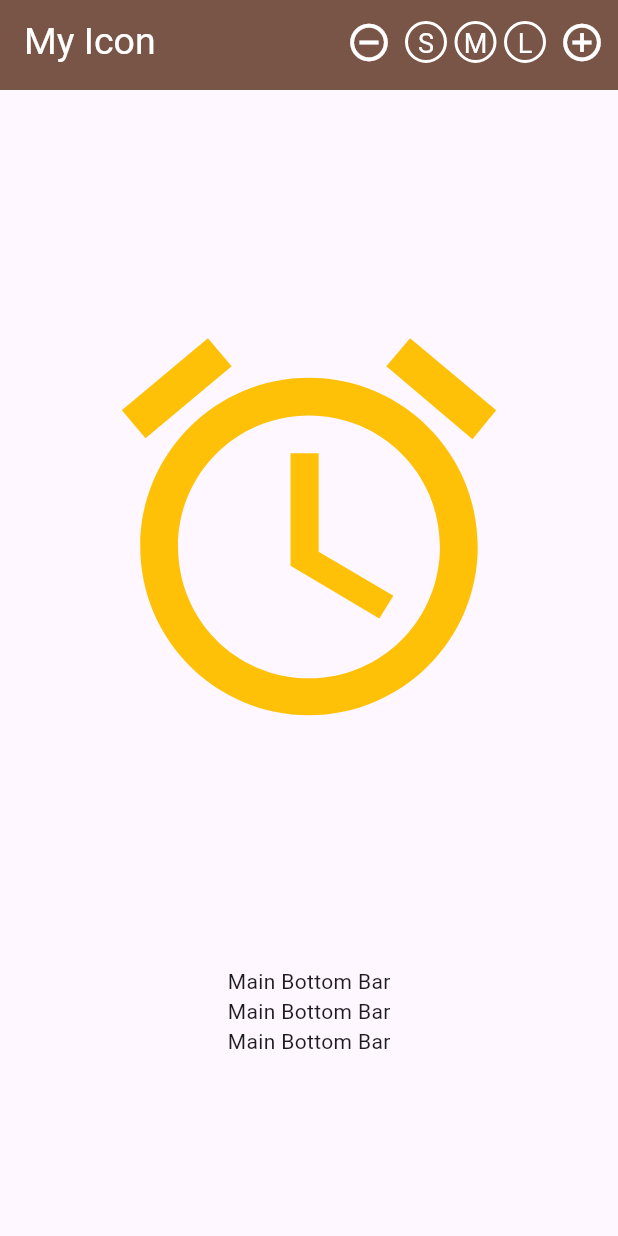
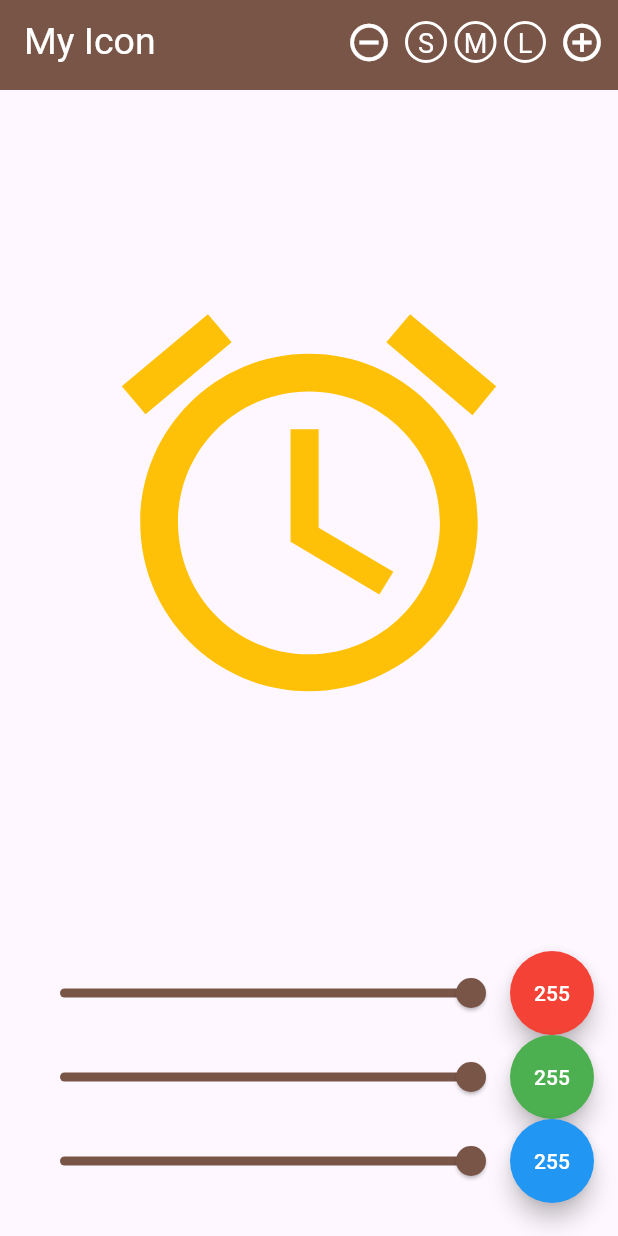
Before and after one commit to shiqing20/map_exercise_2, a Flutter app: the screen it shows after launch, on a phone screen of 412 x 824 dp. Run offline on Flutter 3.47's test engine with Material 3 defaults, Android fonts, the phone set to English and light mode, and no system bars.

Commit message:
Main Bottom Bar
Driver: ShiQing
Navigator: Crystal

```diff
--- a/lib/main_bottom_bar.dart
+++ b/lib/main_bottom_bar.dart
@@ -1,15 +1,133 @@
 import 'package:flutter/material.dart';
 
-class MainBottomBar extends StatelessWidget {
+class MainBottomBar extends StatefulWidget {
+  final ValueChanged<Color> onColorChange;
+  final bool allowChangePrimerColor;
+
+  const MainBottomBar({
+    required this.onColorChange,
+    required this.allowChangePrimerColor,
+    Key? key,
+  }) : super(key: key);
+
+  @override
+  _MainBottomBarState createState() => _MainBottomBarState();
+}
+
+class _MainBottomBarState extends State<MainBottomBar> {
+  double _red = 255;
+  double _green = 255;
+  double _blue = 255;
+
+  void _updateColor() {
+    widget.onColorChange(
+        Color.fromARGB(255, _red.toInt(), _green.toInt(), _blue.toInt()));
+  }
+
+  Widget _buildSliderWithText({
+    required String label,
+    required double value,
+    required Function(double) onChanged,
+    required VoidCallback onPrimerChange,
+    Color primerColor = Colors.red,
+  }) {
+    return widget.allowChangePrimerColor
+        ? Row(
+            children: [
+              Expanded(
+                child: Slider(
+                  value: value,
+                  min: 0,
+                  max: 255,
+                  divisions: 255,
+                  label: value.toInt().toString(),
+                  onChanged: (newValue) {
+                    onChanged(newValue);
+                    _updateColor();
+                  },
+                  activeColor: Colors.brown,
+                  inactiveColor: Colors.brown.withOpacity(0.3),
+                ),
+              ),
+              FloatingActionButton(
+                onPressed: onPrimerChange,
+                backgroundColor: primerColor,
+                shape: const CircleBorder(),
+                child: Text(
+                  value.toInt().toString(),
+                  style: const TextStyle(color: Colors.white),
+                ),
+              ),
+            ],
+          )
+        : Text(
+            '$label: ${value.toInt()}',
+            style: const TextStyle(fontSize: 16),
+          );
+  }
+
   @override
   Widget build(BuildContext context) {
-    return SizedBox(
-      height: 180.0,
-      child: Column(children: [
-        Text('Main Bottom Bar'),
-        Text('Main Bottom Bar'),
-        Text('Main Bottom Bar')
-      ]),
-    );
+    return Container(
+        padding: const EdgeInsets.all(16),
+        child: SizedBox(
+          height: 180.0,
+          child: Column(mainAxisAlignment: MainAxisAlignment.center, children: [
+            _buildSliderWithText(
+              label: 'Red',
+              value: _red,
+              onChanged: (newValue) {
+                setState(() {
+                  _red = newValue;
+                });
+              },
+              onPrimerChange: () {
+                setState(() {
+                  _red = 255;
+                  _green = 0;
+                  _blue = 0;
+                  _updateColor();
+                });
+              },
+              primerColor: Colors.red,
+            ),
+            _buildSliderWithText(
+              label: 'Green',
+              value: _green,
+              onChanged: (newValue) {
+                setState(() {
+                  _green = newValue;
+                });
+              },
+              onPrimerChange: () {
+                setState(() {
+                  _red = 0;
+                  _green = 255;
+                  _blue = 0;
+                  _updateColor();
+                });
+              },
+              primerColor: Colors.green,
+            ),
+            _buildSliderWithText(
+              label: 'Blue',
+              value: _blue,
+              onChanged: (newValue) {
+                setState(() {
+                  _blue = newValue;
+                });
+              },
+              onPrimerChange: () {
+                setState(() {
+                  _red = 0;
+                  _green = 0;
+                  _blue = 255;
+                  _updateColor();
+                });
+              },
+              primerColor: Colors.blue,
+            ),
+          ]),
+        ));
   }
 }
--- a/lib/main_screen.dart
+++ b/lib/main_screen.dart
@@ -36,7 +36,14 @@ class _MainScreenState extends State<MainScreen> {
           iconSize: _iconSize.toDouble(),
           iconColor: _iconColor,
         ),
-        bottomNavigationBar: MainBottomBar(),
+        bottomNavigationBar: MainBottomBar(
+          allowChangePrimerColor: _allowChangePrimerColor,
+          onColorChange: (newColor) {
+            setState(() {
+              _iconColor = newColor;
+            });
+          },
+        ),
       ),
     );
   }
```
